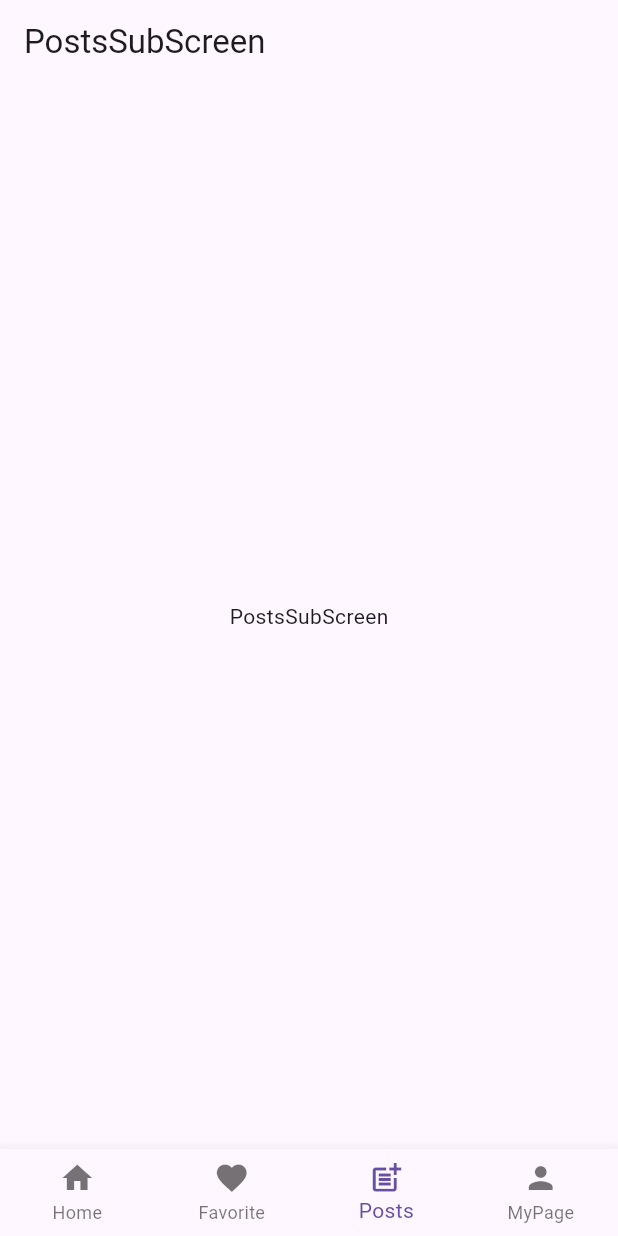
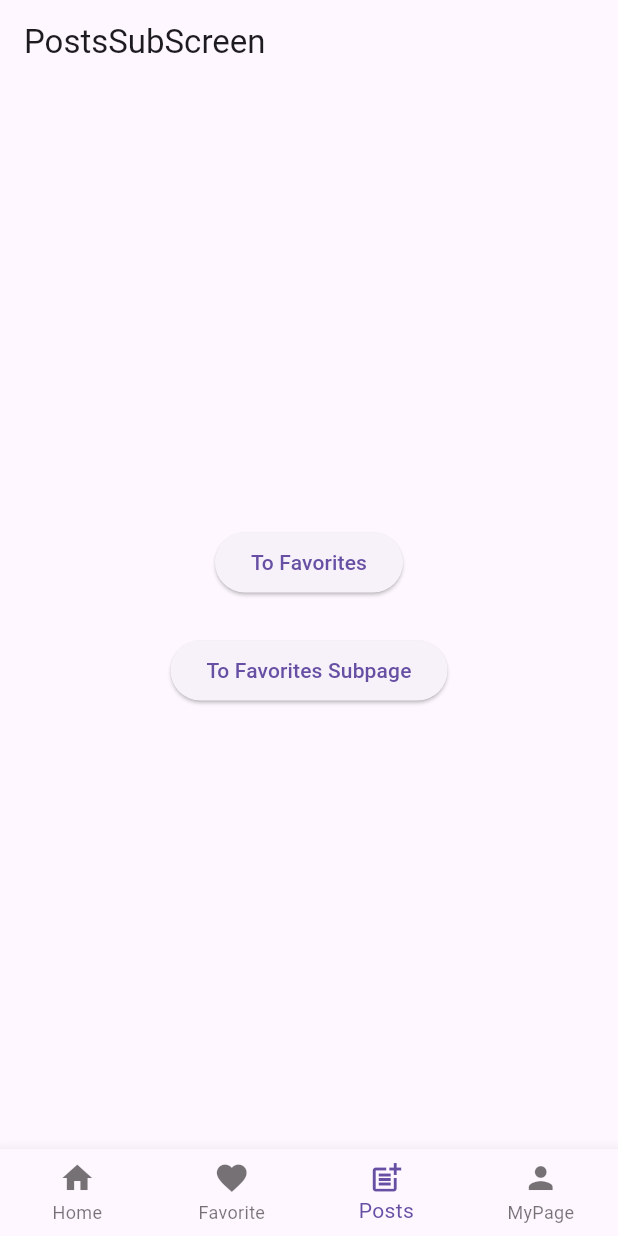
Before and after one commit to motucraft/auto_route_playground, a Flutter app: the PostsSubScreen screen opened by its route, on a phone screen of 412 x 824 dp. Run offline on Flutter 3.47's test engine with Material 3 defaults, Android fonts, the phone set to English and light mode, and no system bars; our stand-ins replace auto_route.

```diff
--- a/analysis_options.yaml
+++ b/analysis_options.yaml
@@ -1,7 +1,4 @@
 include: package:flutter_lints/flutter.yaml
-analyzer:
-  plugins:
-    - custom_lint
 linter:
   rules:
     unawaited_futures: true
--- a/lib/tab_navigation/main_tab_navigation.dart
+++ b/lib/tab_navigation/main_tab_navigation.dart
@@ -1,16 +1,15 @@
 import 'package:auto_route_playground/tab_navigation/router/router.dart';
 import 'package:flutter/material.dart';
-import 'package:hooks_riverpod/hooks_riverpod.dart';
 
-void main() => runApp(ProviderScope(child: const MyApp()));
+void main() => runApp(const MyApp());
 
-class MyApp extends ConsumerWidget {
+class MyApp extends StatelessWidget {
   const MyApp({super.key});
 
   @override
-  Widget build(BuildContext context, WidgetRef ref) {
+  Widget build(BuildContext context) {
     return MaterialApp.router(
-      routerConfig: ref.watch(routerProvider).config(),
+      routerConfig: router.config(),
       theme: ThemeData(
         bottomSheetTheme: const BottomSheetThemeData(
           surfaceTintColor: Colors.transparent,
--- a/lib/tab_navigation/screens/posts/posts_screen.dart
+++ b/lib/tab_navigation/screens/posts/posts_screen.dart
@@ -1,6 +1,16 @@
 import 'package:auto_route/auto_route.dart';
 import 'package:auto_route_playground/tab_navigation/router/router.gr.dart';
 import 'package:flutter/material.dart';
+
+@RoutePage()
+class PostsShellScreen extends StatelessWidget {
+  const PostsShellScreen({super.key});
+
+  @override
+  Widget build(BuildContext context) {
+    return AutoRouter();
+  }
+}
 
 @RoutePage()
 class PostsScreen extends StatelessWidget {
@@ -45,7 +55,28 @@ class PostsSubScreen extends StatelessWidget {
   Widget build(BuildContext context) {
     return Scaffold(
       appBar: AppBar(title: Text('PostsSubScreen')),
-      body: Center(child: Text('PostsSubScreen')),
+      body: Center(
+        child: Column(
+          mainAxisAlignment: MainAxisAlignment.center,
+          children: [
+            ElevatedButton(
+              onPressed: () => context.router.navigate(FavoritesShellRoute()),
+              child: Text('To Favorites'),
+            ),
+            const SizedBox(height: 24),
+            ElevatedButton(
+              onPressed: () {
+                context.router.navigate(
+                  FavoritesShellRoute(
+                    children: [FavoritesSubRoute()],
+                  ),
+                );
+              },
+              child: Text('To Favorites Subpage'),
+            ),
+          ],
+        ),
+      ),
     );
   }
 }
--- a/pubspec.yaml
+++ b/pubspec.yaml
@@ -12,9 +12,6 @@ dependencies:
 
   cupertino_icons: ^1.0.8
   auto_route: ^9.2.2
-  hooks_riverpod: ^2.6.1
-  flutter_hooks: ^0.20.5
-  riverpod_annotation: ^2.6.1
 
 dev_dependencies:
   flutter_test:
@@ -23,9 +20,6 @@ dev_dependencies:
   flutter_lints: ^5.0.0
   auto_route_generator: ^9.0.0
   build_runner: ^2.4.13
-  riverpod_generator: ^2.6.2
-  custom_lint: ^0.7.0
-  riverpod_lint: ^2.6.2
 
 flutter:
   uses-material-design: true
```
Also changed, not shown: lib/declarative_routing/main_declarative_routing.dart (+9 -16 lines), lib/tab_navigation/router/router.dart (+8 -45 lines), lib/tab_navigation/screens/favorites/favorites_screen.dart (+32 -1 lines), lib/tab_navigation/screens/home/home_screen.dart (+16 -11 lines), lib/tab_navigation/screens/my_page/my_page_screen.dart (+10 -0 lines), lib/declarative_routing/main_declarative_routing.g.dart (deleted), lib/tab_navigation/router/router.g.dart (deleted), lib/tab_navigation/router/router.gr.dart, pubspec.lock.
